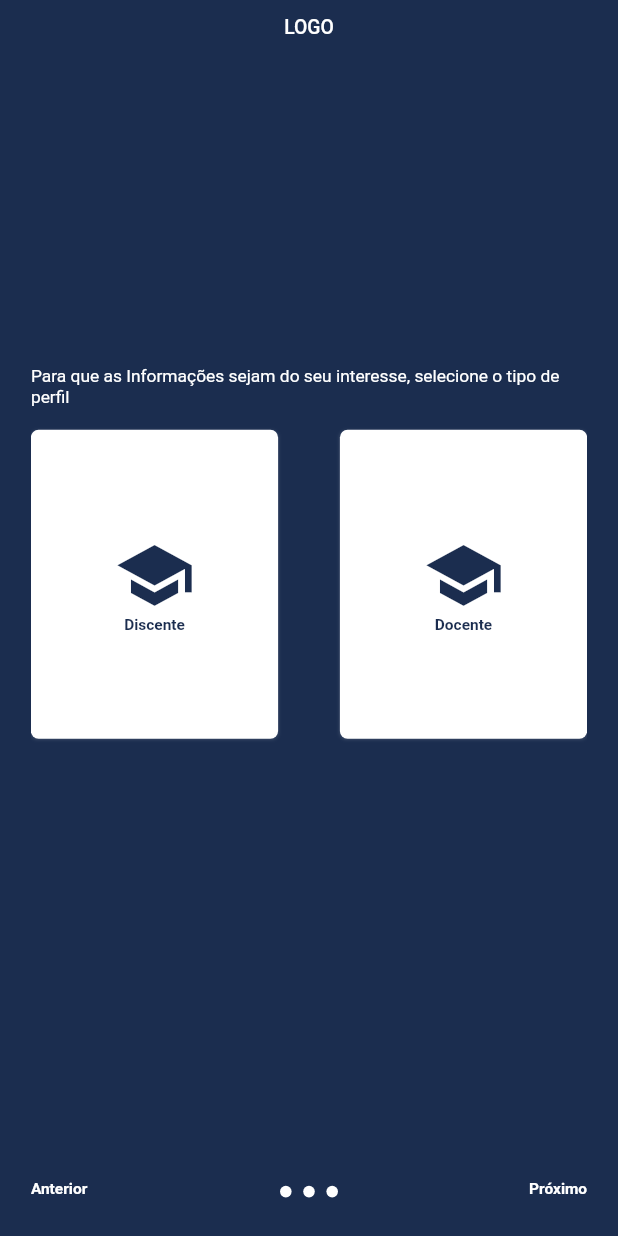
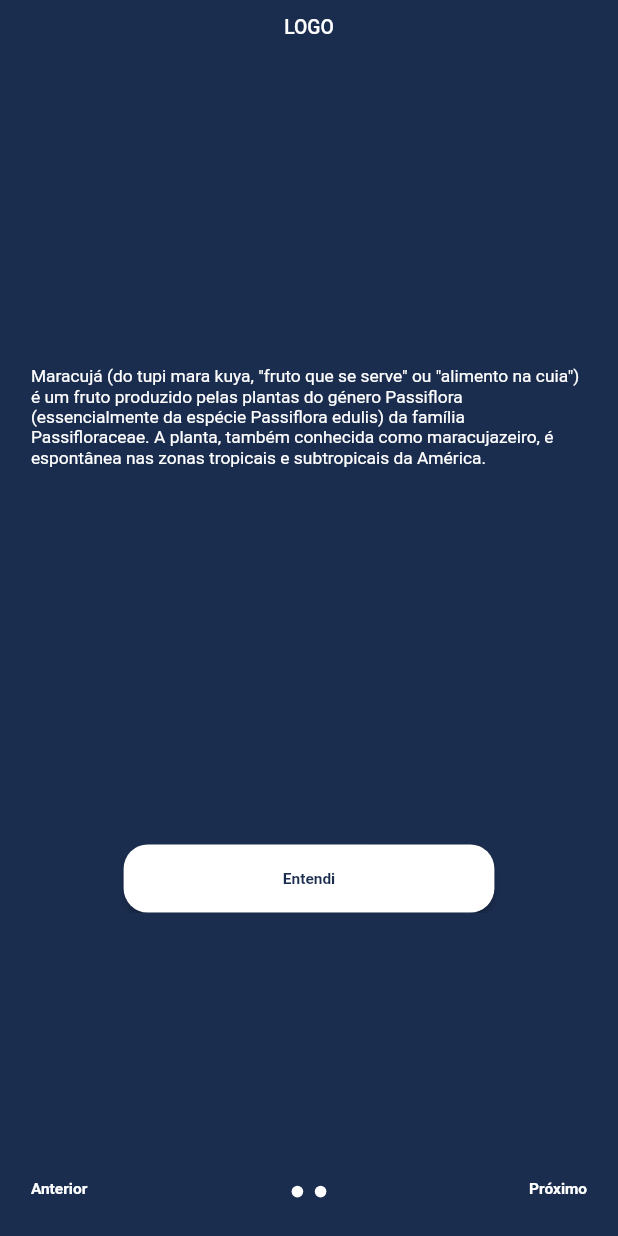
Before and after one commit to lmtsufape/appufape-v2, a Flutter app: the screen it shows after launch, after a tap on "Próximo", on a phone screen of 412 x 824 dp. Run offline on Flutter 3.47's test engine with Material 2 defaults, Android fonts, the phone set to English and light mode, and no system bars; our stand-ins replace device_preview, dio, google_fonts, responsive_framework; Roboto replaces fonts that are missing (Ubuntu).

Commit message:
Retirando opção de perfil

```diff
--- a/lib/screens/carousel/carousel_screen.dart
+++ b/lib/screens/carousel/carousel_screen.dart
@@ -1,9 +1,6 @@
 import 'package:flutter/material.dart';
 import 'package:thunderapp/components/buttons/primary_button.dart';
 import 'package:thunderapp/components/utils/horizontal_spacer_box.dart';
-import 'package:thunderapp/components/utils/vertical_spacer_box.dart';
-import 'package:thunderapp/screens/carousel/components/role_choice_button.dart';
-import 'package:thunderapp/screens/home/home_screen.dart';
 import 'package:thunderapp/screens/screens_index.dart';
 import 'package:thunderapp/shared/constants/app_enums.dart';
 import 'package:thunderapp/shared/constants/app_number_constants.dart';
@@ -42,7 +39,6 @@ class _CarouselScreenState extends State<CarouselScreen> {
                     children: const [
                       FirstPage(),
                       SecondPage(),
-                      ThirdPage(),
                     ],
                   ),
                 ),
@@ -50,11 +46,6 @@ class _CarouselScreenState extends State<CarouselScreen> {
                 Row(
                   mainAxisAlignment: MainAxisAlignment.center,
                   children: const <Widget>[
-                    CircleAvatar(
-                      backgroundColor: kOnSurfaceColor,
-                      radius: radius,
-                    ),
-                    HorizontalSpacerBox(size: SpacerSize.small),
                     CircleAvatar(
                       backgroundColor: kOnSurfaceColor,
                       radius: radius,
@@ -138,38 +129,9 @@ class SecondPage extends StatelessWidget {
     return Column(
       children: [
         const Text(
-          'Para que as Informações sejam do seu interesse, selecione o tipo de perfil',
-          style: kBody1,
-        ),
-        const VerticalSpacerBox(size: SpacerSize.large),
-        Row(
-          mainAxisAlignment: MainAxisAlignment.spaceBetween,
-          children: const <Widget>[
-            RoleChoiceButton(text: 'Discente'),
-            HorizontalSpacerBox(size: SpacerSize.small),
-            RoleChoiceButton(
-              text: 'Docente',
-            )
-          ],
-        )
-      ],
-    );
-  }
-}
-
-class ThirdPage extends StatelessWidget {
-  const ThirdPage({
-    Key? key,
-  }) : super(key: key);
-
-  @override
-  Widget build(BuildContext context) {
-    return Column(
-      children: [
-        const Text(
             'Maracujá (do tupi mara kuya, "fruto que se serve" ou "alimento na cuia") é um fruto produzido pelas plantas do género Passiflora (essencialmente da espécie Passiflora edulis) da família Passifloraceae. A planta, também conhecida como maracujazeiro, é espontânea nas zonas tropicais e subtropicais da América.',
             style: kBody1),
-        Spacer(),
+        const Spacer(),
         PrimaryButton(
             text: 'Entendi',
             onPressed: () {
--- a/lib/screens/signin/sign_in_repository.dart
+++ b/lib/screens/signin/sign_in_repository.dart
@@ -8,7 +8,7 @@ class SignInRepository {
     required String password,
     required VoidCallback onSuccess,}
   ) async {
-    print('sadasd');
+
     await Future.delayed(const Duration(seconds: 1));
     if(email != 'teste@teste.com' && password!= '12345678'){
       throw Exception('Email ou senha inválidos');
```
